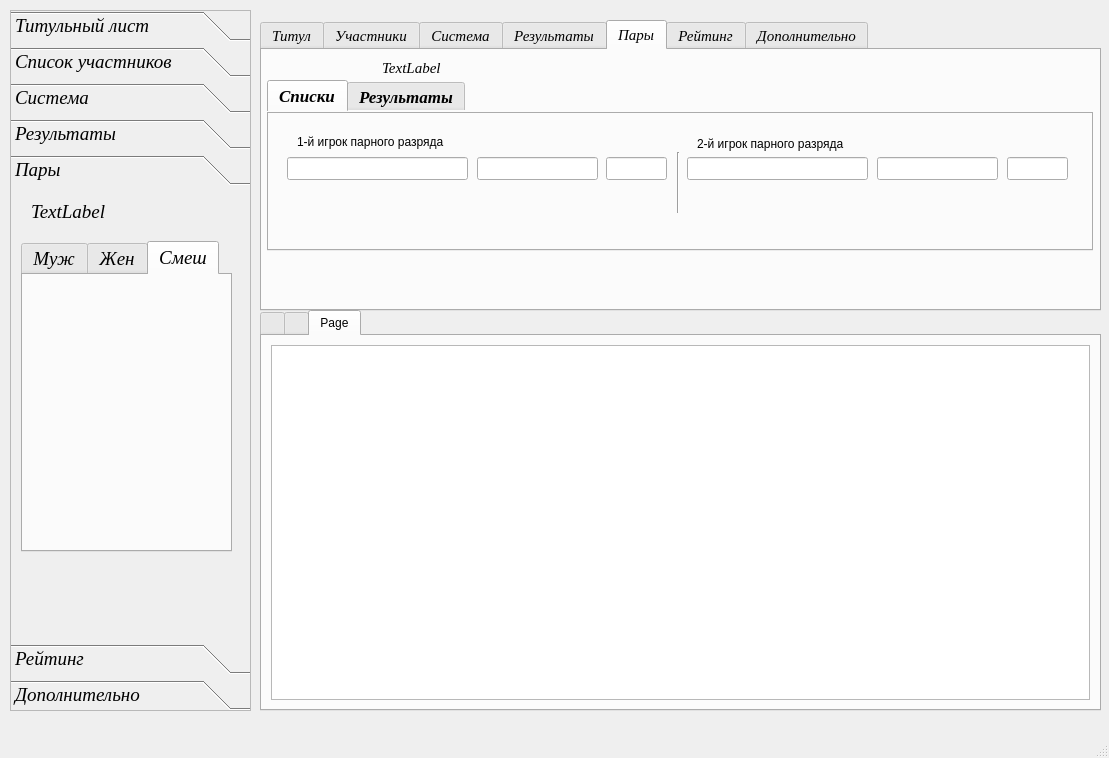
First picture: the form in UI/main_window.ui, repository Kaspar0810/Competitions_TT_v5, before the edit.
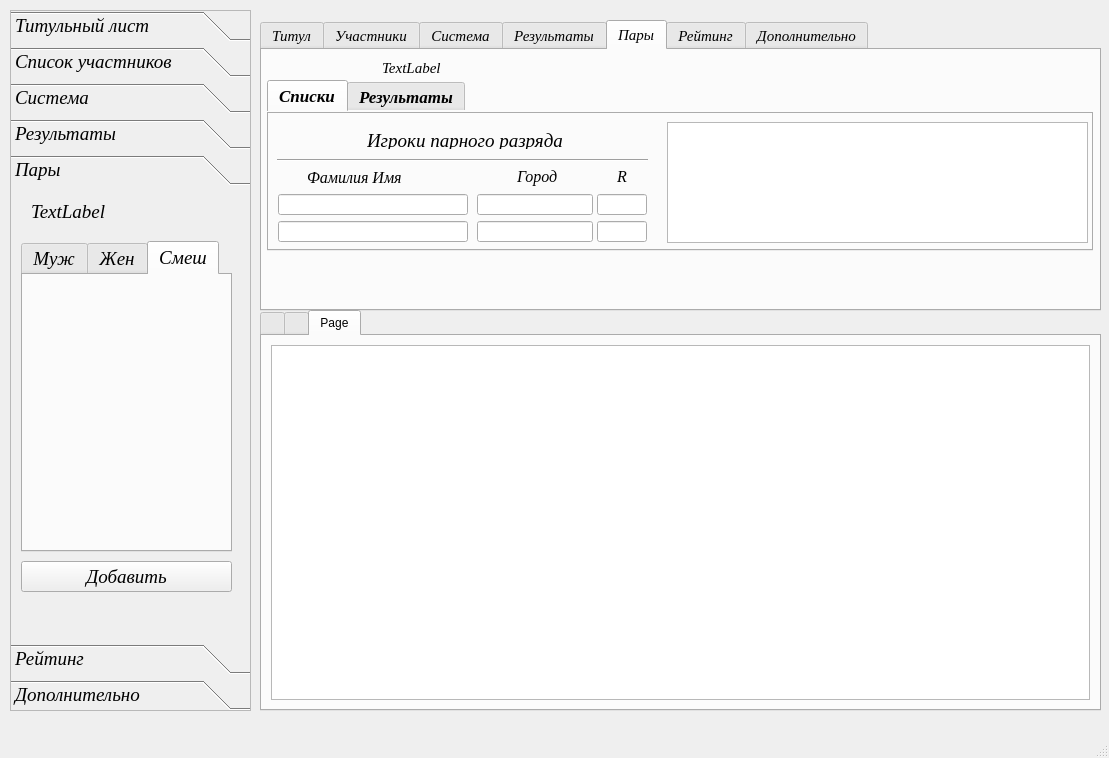
Second picture: the form after the edit. The open tabs and pages were chosen to show the change. Icons and pictures are not drawn.

Commit message: смена созд списка пар (listWidget)

```diff
--- a/UI/main_window.ui
+++ b/UI/main_window.ui
@@ -3089,112 +3089,236 @@
        <widget class="QLineEdit" name="lineEdit_city_pl2">
         <property name="geometry">
          <rect>
-          <x>610</x>
-          <y>45</y>
-          <width>121</width>
-          <height>23</height>
+          <x>210</x>
+          <y>109</y>
+          <width>116</width>
+          <height>21</height>
          </rect>
         </property>
+        <property name="sizePolicy">
+         <sizepolicy hsizetype="Fixed" vsizetype="Fixed">
+          <horstretch>0</horstretch>
+          <verstretch>0</verstretch>
+         </sizepolicy>
+        </property>
+        <property name="font">
+         <font>
+          <family>Times New Roman</family>
+          <pointsize>10</pointsize>
+         </font>
+        </property>
        </widget>
        <widget class="QLineEdit" name="r_pl2">
         <property name="geometry">
          <rect>
-          <x>740</x>
-          <y>45</y>
-          <width>61</width>
-          <height>23</height>
-         </rect>
-        </property>
-       </widget>
-       <widget class="QLabel" name="label_player_2">
-        <property name="geometry">
-         <rect>
-          <x>430</x>
-          <y>21</y>
-          <width>241</width>
+          <x>330</x>
+          <y>109</y>
+          <width>50</width>
           <height>21</height>
          </rect>
         </property>
-        <property name="text">
-         <string>2-й игрок парного разряда</string>
+        <property name="sizePolicy">
+         <sizepolicy hsizetype="Fixed" vsizetype="Fixed">
+          <horstretch>0</horstretch>
+          <verstretch>0</verstretch>
+         </sizepolicy>
+        </property>
+        <property name="font">
+         <font>
+          <family>Times New Roman</family>
+          <pointsize>10</pointsize>
+         </font>
         </property>
        </widget>
        <widget class="QLabel" name="label_player_1">
         <property name="geometry">
          <rect>
-          <x>30</x>
-          <y>21</y>
-          <width>177</width>
+          <x>100</x>
+          <y>20</y>
+          <width>251</width>
           <height>17</height>
          </rect>
         </property>
+        <property name="font">
+         <font>
+          <family>Times New Roman</family>
+          <pointsize>14</pointsize>
+          <italic>true</italic>
+         </font>
+        </property>
         <property name="text">
-         <string>1-й игрок парного разряда</string>
+         <string>Игроки парного разряда</string>
         </property>
        </widget>
        <widget class="QLineEdit" name="r_pl1">
         <property name="geometry">
          <rect>
-          <x>339</x>
-          <y>45</y>
-          <width>61</width>
-          <height>23</height>
+          <x>330</x>
+          <y>82</y>
+          <width>50</width>
+          <height>21</height>
          </rect>
         </property>
         <property name="sizePolicy">
-         <sizepolicy hsizetype="Expanding" vsizetype="Fixed">
+         <sizepolicy hsizetype="Preferred" vsizetype="Fixed">
           <horstretch>0</horstretch>
           <verstretch>0</verstretch>
          </sizepolicy>
         </property>
+        <property name="font">
+         <font>
+          <family>Times New Roman</family>
+          <pointsize>10</pointsize>
+         </font>
+        </property>
        </widget>
        <widget class="QLineEdit" name="lineEdit_city_pl1">
         <property name="geometry">
          <rect>
           <x>210</x>
-          <y>45</y>
-          <width>121</width>
-          <height>23</height>
+          <y>82</y>
+          <width>116</width>
+          <height>21</height>
          </rect>
         </property>
         <property name="sizePolicy">
-         <sizepolicy hsizetype="Expanding" vsizetype="Fixed">
+         <sizepolicy hsizetype="Fixed" vsizetype="Fixed">
           <horstretch>0</horstretch>
           <verstretch>0</verstretch>
          </sizepolicy>
         </property>
+        <property name="font">
+         <font>
+          <family>Times New Roman</family>
+          <pointsize>10</pointsize>
+         </font>
+        </property>
        </widget>
        <widget class="QLineEdit" name="lineEdit_pl1_double">
         <property name="geometry">
          <rect>
-          <x>20</x>
-          <y>45</y>
-          <width>181</width>
-          <height>23</height>
+          <x>11</x>
+          <y>82</y>
+          <width>190</width>
+          <height>21</height>
          </rect>
         </property>
+        <property name="sizePolicy">
+         <sizepolicy hsizetype="Preferred" vsizetype="Fixed">
+          <horstretch>0</horstretch>
+          <verstretch>0</verstretch>
+         </sizepolicy>
+        </property>
+        <property name="font">
+         <font>
+          <family>Times New Roman</family>
+          <pointsize>10</pointsize>
+         </font>
+        </property>
        </widget>
        <widget class="QLineEdit" name="lineEdit_pl2_double">
         <property name="geometry">
          <rect>
-          <x>420</x>
-          <y>45</y>
-          <width>181</width>
-          <height>23</height>
+          <x>11</x>
+          <y>109</y>
+          <width>190</width>
+          <height>21</height>
          </rect>
+        </property>
+        <property name="sizePolicy">
+         <sizepolicy hsizetype="Preferred" vsizetype="Fixed">
+          <horstretch>0</horstretch>
+          <verstretch>0</verstretch>
+         </sizepolicy>
+        </property>
+        <property name="font">
+         <font>
+          <family>Times New Roman</family>
+          <pointsize>10</pointsize>
+         </font>
+        </property>
+       </widget>
+       <widget class="QListWidget" name="listWidget_double">
+        <property name="geometry">
+         <rect>
+          <x>400</x>
+          <y>10</y>
+          <width>421</width>
+          <height>121</height>
+         </rect>
+        </property>
+       </widget>
+       <widget class="QLabel" name="label_player_2">
+        <property name="geometry">
+         <rect>
+          <x>40</x>
+          <y>56</y>
+          <width>111</width>
+          <height>19</height>
+         </rect>
+        </property>
+        <property name="font">
+         <font>
+          <family>Times New Roman</family>
+          <pointsize>12</pointsize>
+          <italic>true</italic>
+         </font>
+        </property>
+        <property name="text">
+         <string>Фамилия Имя</string>
+        </property>
+       </widget>
+       <widget class="QLabel" name="label_player_3">
+        <property name="geometry">
+         <rect>
+          <x>250</x>
+          <y>55</y>
+          <width>52</width>
+          <height>19</height>
+         </rect>
+        </property>
+        <property name="font">
+         <font>
+          <family>Times New Roman</family>
+          <pointsize>12</pointsize>
+          <italic>true</italic>
+         </font>
+        </property>
+        <property name="text">
+         <string>Город</string>
+        </property>
+       </widget>
+       <widget class="QLabel" name="label_player_4">
+        <property name="geometry">
+         <rect>
+          <x>350</x>
+          <y>55</y>
+          <width>16</width>
+          <height>19</height>
+         </rect>
+        </property>
+        <property name="font">
+         <font>
+          <family>Times New Roman</family>
+          <pointsize>12</pointsize>
+          <italic>true</italic>
+         </font>
+        </property>
+        <property name="text">
+         <string>R</string>
         </property>
        </widget>
        <widget class="Line" name="line_2">
         <property name="geometry">
          <rect>
-          <x>410</x>
+          <x>10</x>
           <y>40</y>
-          <width>3</width>
-          <height>61</height>
+          <width>371</width>
+          <height>16</height>
          </rect>
         </property>
         <property name="orientation">
-         <enum>Qt::Vertical</enum>
+         <enum>Qt::Horizontal</enum>
         </property>
        </widget>
       </widget>
@@ -6478,6 +6602,19 @@
        <string>TextLabel</string>
       </property>
      </widget>
+     <widget class="QPushButton" name="Button_add_double">
+      <property name="geometry">
+       <rect>
+        <x>10</x>
+        <y>370</y>
+        <width>211</width>
+        <height>31</height>
+       </rect>
+      </property>
+      <property name="text">
+       <string>Добавить</string>
+      </property>
+     </widget>
     </widget>
     <widget class="QWidget" name="page_5">
      <property name="geometry">
```
Left out of the diff: 2 changed lines with no effect on the pictures. The commit also changes 3 other files.
